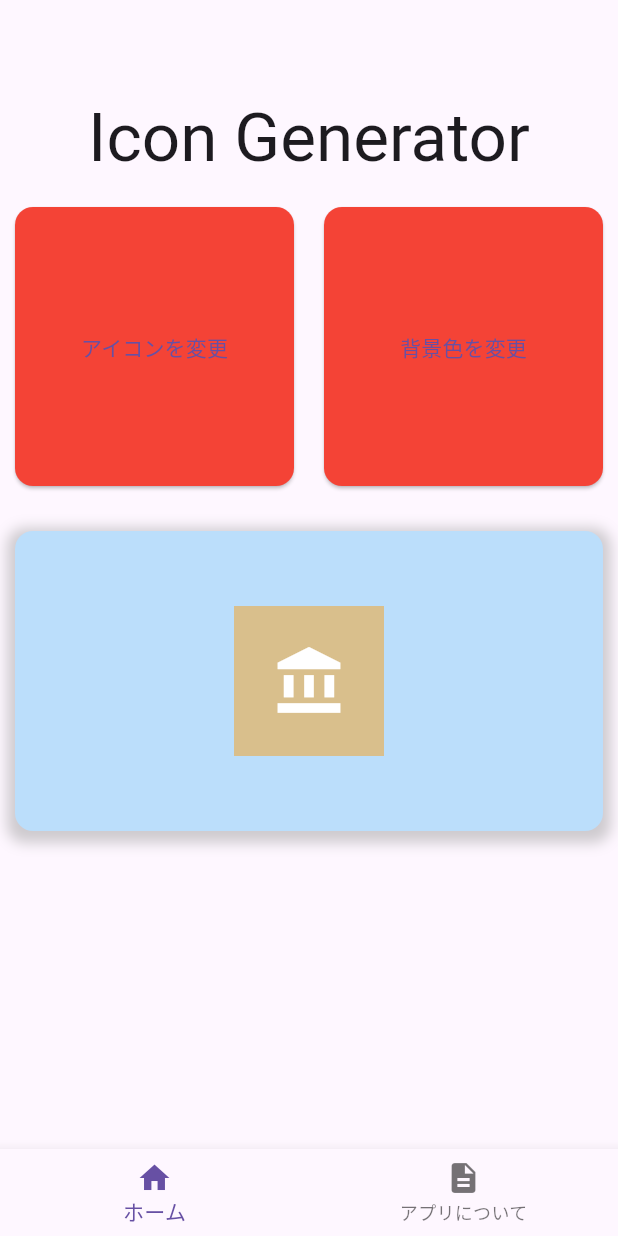
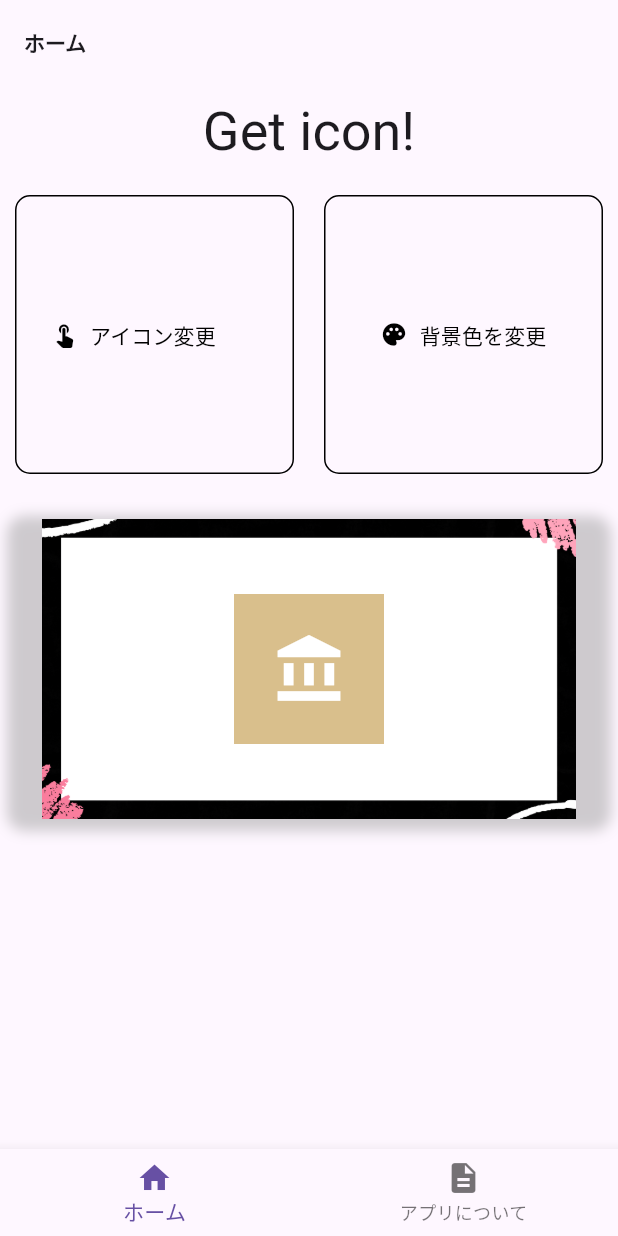
Before and after one commit to virtual-app-dev/randamicons, a Flutter app: the screen it shows after launch, on a phone screen of 412 x 824 dp. Run offline on Flutter 3.47's test engine with Material 3 defaults, Android fonts, the phone set to English and light mode, and no system bars; our stand-ins replace animated_text_kit, package_info_plus; Roboto replaces fonts that are missing (fonts/asset/Now-Regular.otf).

Commit message:
だいたい修正

```diff
--- a/lib/src/info/information.dart
+++ b/lib/src/info/information.dart
@@ -15,7 +15,14 @@ class InformationScreen extends StatelessWidget {
     final versionInfo = _getVersionInfo();
     return Scaffold(
       appBar: AppBar(
-        title: const Text('アプリについて'),
+        centerTitle: false, // 中央寄せを解除
+        title: const Text(
+          'アプリについて',
+          style: TextStyle(
+            fontWeight: FontWeight.bold,
+            fontSize: 14,
+          ),
+        ),
       ),
       body: Container(
         color: Colors.grey[200],
@@ -171,7 +178,7 @@ class InformationScreen extends StatelessWidget {
                               final version = snapshot.data;
                               showLicensePage(
                                 context: context,
-                                applicationName: "Notify",
+                                applicationName: "Randamicons",
                                 applicationVersion: "Version: $version",
                               );
                             } else {
--- a/lib/src/screens/home.dart
+++ b/lib/src/screens/home.dart
@@ -16,12 +16,11 @@ class HomeScreen extends StatelessWidget {
     return MaterialApp(
       theme: ThemeData.light(),
       darkTheme: ThemeData.dark(),
-      //TODO:ダークモード対応
       home: Scaffold(
         appBar: AppBar(
           centerTitle: false, // 中央寄せを解除
           title: const Text(
-            '',
+            'ホーム',
             style: TextStyle(
               fontWeight: FontWeight.bold,
               fontSize: 14,
@@ -170,10 +169,11 @@ class MyCustomListViewState extends State<MyCustomListView> {
                   child: AnimatedTextKit(
                     animatedTexts: [
                       TypewriterAnimatedText(
-                        'Icon Generator', //TODO:文字を検討
-                        textStyle: Theme.of(context).textTheme.displayMedium?.copyWith(
-                              fontFamily: 'fonts/asset/Now-Regular.otf',
-                            ),
+                        'Get icon!', //TODO:文字を検討
+                        textStyle:
+                            Theme.of(context).textTheme.displaySmall?.copyWith(
+                                  fontFamily: 'fonts/asset/Now-Regular.otf',
+                                ),
                         speed: const Duration(milliseconds: 200),
                       ),
                     ],
@@ -193,8 +193,8 @@ class MyCustomListViewState extends State<MyCustomListView> {
                   alignment: Alignment.center,
                   padding: const EdgeInsets.all(10),
                   child: Text(
-                    'Icon Generator', //TODO:文字を検討
-                    style: Theme.of(context).textTheme.displayMedium?.copyWith(
+                    'Get icon!', //TODO:文字を検討
+                    style: Theme.of(context).textTheme.displaySmall?.copyWith(
                           fontFamily: 'fonts/asset/Now-Regular.otf',
                         ),
                   ),
@@ -203,7 +203,8 @@ class MyCustomListViewState extends State<MyCustomListView> {
           // 2行目以降にGridView.builderを使用
           return GridView.builder(
               shrinkWrap: true, // ListView内で正しく表示するためには必須
-              physics: const NeverScrollableScrollPhysics(), // ListViewのスクロールに従うように
+              physics:
+                  const NeverScrollableScrollPhysics(), // ListViewのスクロールに従うように
               gridDelegate: const SliverGridDelegateWithFixedCrossAxisCount(
                 crossAxisCount: 2, // 1列で表示
                 childAspectRatio: 1,
@@ -220,16 +221,27 @@ class MyCustomListViewState extends State<MyCustomListView> {
                         child: FractionallySizedBox(
                           widthFactor: 1,
                           heightFactor: 1,
-                          child: ElevatedButton(
-                            onPressed: changeIcon,
-                            style: ElevatedButton.styleFrom(
-                              backgroundColor: Colors.red, // ボタンの内側のパディング
-                              shape: RoundedRectangleBorder(
-                                // ボタンの形状
-                                borderRadius: BorderRadius.circular(12.0), // 角の丸み
+                          child: OutlinedButton(
+                            child: Center(
+                              child: Row(
+                                mainAxisSize:
+                                    MainAxisSize.max, // ボタンの中身を最小限のサイズにする
+                                children: [
+                                  Icon(Icons.touch_app,
+                                      color: Colors.black), // アイコンを指定
+                                  SizedBox(width: 8), // アイコンとテキストの間隔
+                                  Text('アイコン変更'),
+                                ],
                               ),
                             ),
-                            child: const Text('アイコンを変更'),
+                            style: OutlinedButton.styleFrom(
+                              foregroundColor: Colors.black,
+                              shape: RoundedRectangleBorder(
+                                borderRadius: BorderRadius.circular(10),
+                              ),
+                              side: const BorderSide(),
+                            ),
+                            onPressed: changeIcon,
                           ),
                         ),
                       ),
@@ -243,16 +255,28 @@ class MyCustomListViewState extends State<MyCustomListView> {
                         child: FractionallySizedBox(
                           widthFactor: 1,
                           heightFactor: 1,
-                          child: ElevatedButton(
-                            onPressed: changeColor,
-                            style: ElevatedButton.styleFrom(
-                              backgroundColor: Colors.red, // ボタンの内側のパディング
-                              shape: RoundedRectangleBorder(
-                                // ボタンの形状
-                                borderRadius: BorderRadius.circular(12.0), // 角の丸み
+                          child: OutlinedButton(
+                            child: Center(
+                              child: Row(
+                                mainAxisSize: MainAxisSize.min,
+                                mainAxisAlignment: MainAxisAlignment
+                                    .center, // ボタンの中身を最小限のサイズにする
+                                children: [
+                                  Icon(Icons.palette,
+                                      color: Colors.black), // アイコンを指定
+                                  SizedBox(width: 8), // アイコンとテキストの間隔
+                                  Text('背景色を変更'),
+                                ],
                               ),
                             ),
-                            child: const Text('背景色を変更'),
+                            style: OutlinedButton.styleFrom(
+                              foregroundColor: Colors.black,
+                              shape: RoundedRectangleBorder(
+                                borderRadius: BorderRadius.circular(10),
+                              ),
+                              side: const BorderSide(),
+                            ),
+                            onPressed: changeColor, // ここに背景色を変更する関数を指定
                           ),
                         ),
                       ),
@@ -274,7 +298,6 @@ class MyCustomListViewState extends State<MyCustomListView> {
                   width: double.infinity, // 親ウィジェットの幅に合わせる
                   height: 200, // 高さを200に設定
                   decoration: BoxDecoration(
-                    color: Colors.blue[100], // 背景色を薄い青に設定
                     borderRadius: BorderRadius.circular(12), // 角を丸くする
                     boxShadow: [
                       BoxShadow(
@@ -284,7 +307,12 @@ class MyCustomListViewState extends State<MyCustomListView> {
                         offset: const Offset(0, 3), // 影の方向
                       ),
                     ],
+                    image: DecorationImage(
+                      image: AssetImage('images/background.png'), // 背景画像
+                      // fit: BoxFit.cover, // 画像がコンテナにぴったり収まるように調整
+                    ),
                   ),
+
                   // ここに追加のウィジェットを配置できます
                   child: Center(
                     child: RepaintBoundary(
@@ -293,7 +321,8 @@ class MyCustomListViewState extends State<MyCustomListView> {
                         width: 100,
                         height: 100,
                         color: selectedColor,
-                        child: Icon(selectedIcon, color: Colors.white, size: 50),
+                        child:
+                            Icon(selectedIcon, color: Colors.white, size: 50),
                         //child: const Icon(Icons.person, color: Colors.white, size: 50),
                       ),
                     ),
@@ -361,13 +390,16 @@ class MyCustomListViewState extends State<MyCustomListView> {
 
   Future<void> downloadImageToLocal() async {
     try {
-      RenderRepaintBoundary boundary = iconKey.currentContext!.findRenderObject() as RenderRepaintBoundary;
+      RenderRepaintBoundary boundary =
+          iconKey.currentContext!.findRenderObject() as RenderRepaintBoundary;
       ui.Image image = await boundary.toImage(pixelRatio: 3.0);
-      ByteData? byteData = await image.toByteData(format: ui.ImageByteFormat.png);
+      ByteData? byteData =
+          await image.toByteData(format: ui.ImageByteFormat.png);
       Uint8List pngBytes = byteData!.buffer.asUint8List();
       // 一時ディレクトリを取得
       final directory = await getTemporaryDirectory();
-      final imagePath = '${directory.path}/icon_${DateTime.now().millisecondsSinceEpoch}.png';
+      final imagePath =
+          '${directory.path}/icon_${DateTime.now().millisecondsSinceEpoch}.png';
       final imageFile = File(imagePath);
 
       // 画像ファイルを保存
```
Also changed, not shown: lib/src/icon.dart (deleted, +0 -43 lines), pubspec.yaml (+2 -14 lines), flutter_01.png (added), images/background.png (added), 2 other files.
